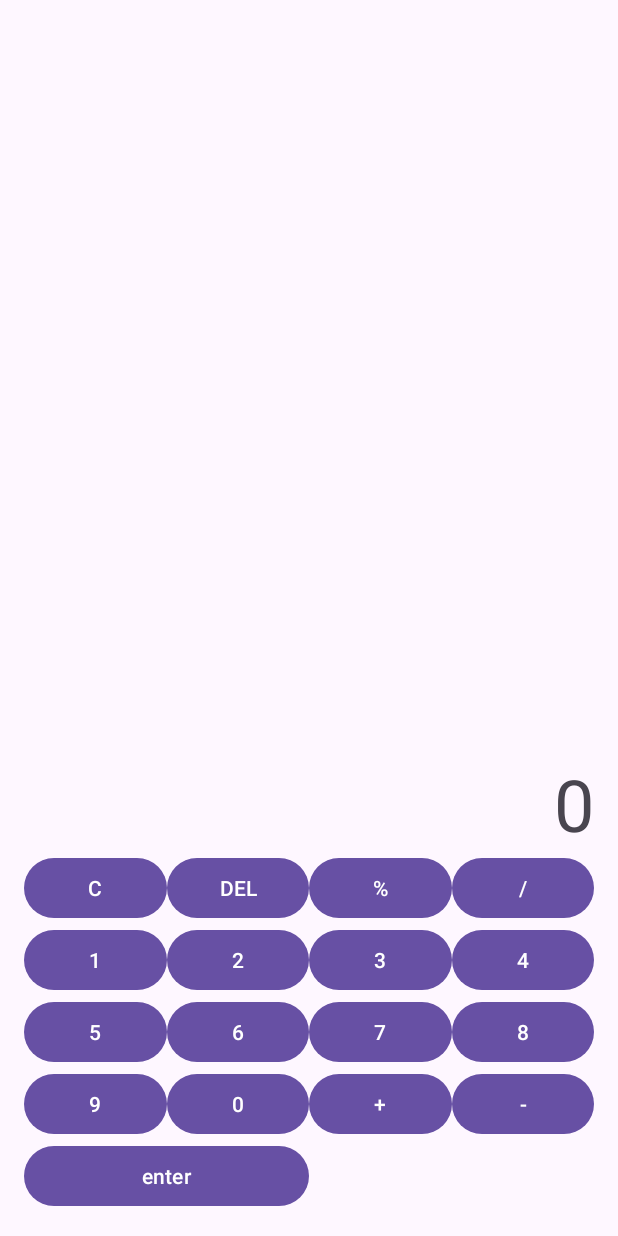
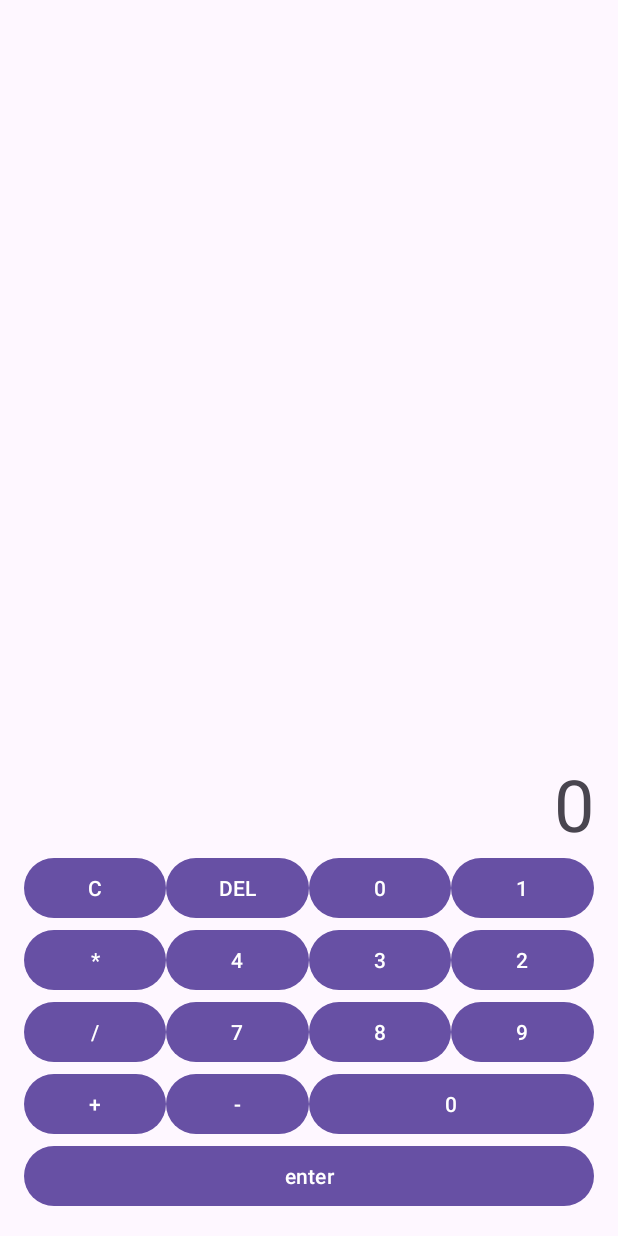
Before and after one commit to hidealfarazi/Calculatim, an Android app: the screen it shows after launch (MainActivity), on a phone screen of 412 x 824 dp. Run offline under Robolectric (Android 15) with nearby library versions, the phone set to English and light mode, and no system bars; 1 statement that could not run was skipped.

Commit message:
Memperbaiki UI kalkulator menjadi lebih rapi

```diff
--- a/app/src/main/res/layout/activity_main.xml
+++ b/app/src/main/res/layout/activity_main.xml
@@ -31,28 +31,25 @@
             android:text="DEL"
             android:layout_columnWeight="1" />
         <Button
-            android:text="%"
-            android:layout_columnWeight="1" />
-        <Button
-            android:text="/"
+            android:text="0"
             android:layout_columnWeight="1" />
         <Button
             android:text="1"
             android:layout_columnWeight="1" />
         <Button
-            android:text="2"
+            android:text="*"
+            android:layout_columnWeight="1" />
+        <Button
+            android:text="4"
             android:layout_columnWeight="1" />
         <Button
             android:text="3"
             android:layout_columnWeight="1" />
         <Button
-            android:text="4"
+            android:text="2"
             android:layout_columnWeight="1" />
         <Button
-            android:text="5"
-            android:layout_columnWeight="1" />
-        <Button
-            android:text="6"
+            android:text="/"
             android:layout_columnWeight="1" />
         <Button
             android:text="7"
@@ -64,22 +61,25 @@
             android:text="9"
             android:layout_columnWeight="1" />
         <Button
-            android:text="0"
-            android:layout_columnWeight="1" />
-        <Button
             android:text="+"
             android:layout_columnWeight="1" />
         <Button
             android:text="-"
             android:layout_columnWeight="1" />
+        <Button
+            android:text="0"
+            android:layout_columnSpan="2"
+            android:layout_columnWeight="2"
+            android:layout_gravity="fill_horizontal" />
+
 
 
 
         <!-- Contoh Tombol Melebar (Span 2 Kolom) -->
         <Button
             android:text="enter"
-            android:layout_columnSpan="2"
-            android:layout_columnWeight="2"
+            android:layout_columnSpan="4"
+            android:layout_columnWeight="5"
             android:layout_gravity="fill_horizontal" />
 
         <!-- Lanjutkan tombol lainnya sesuai urutan kiri ke kanan -->
```
